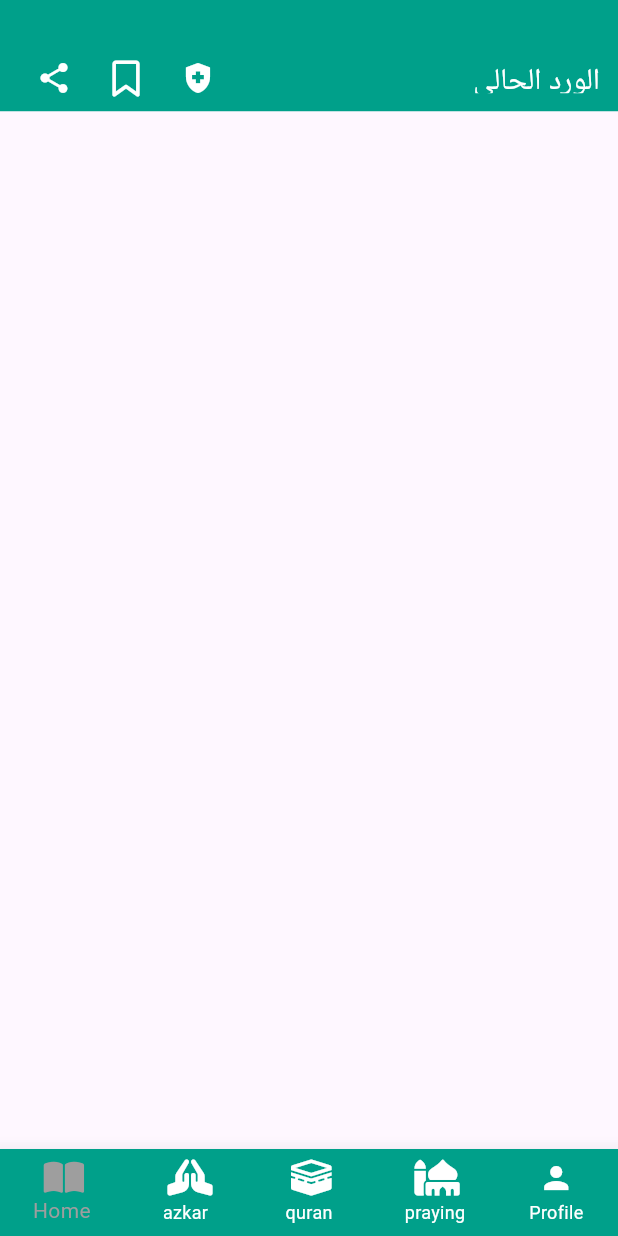
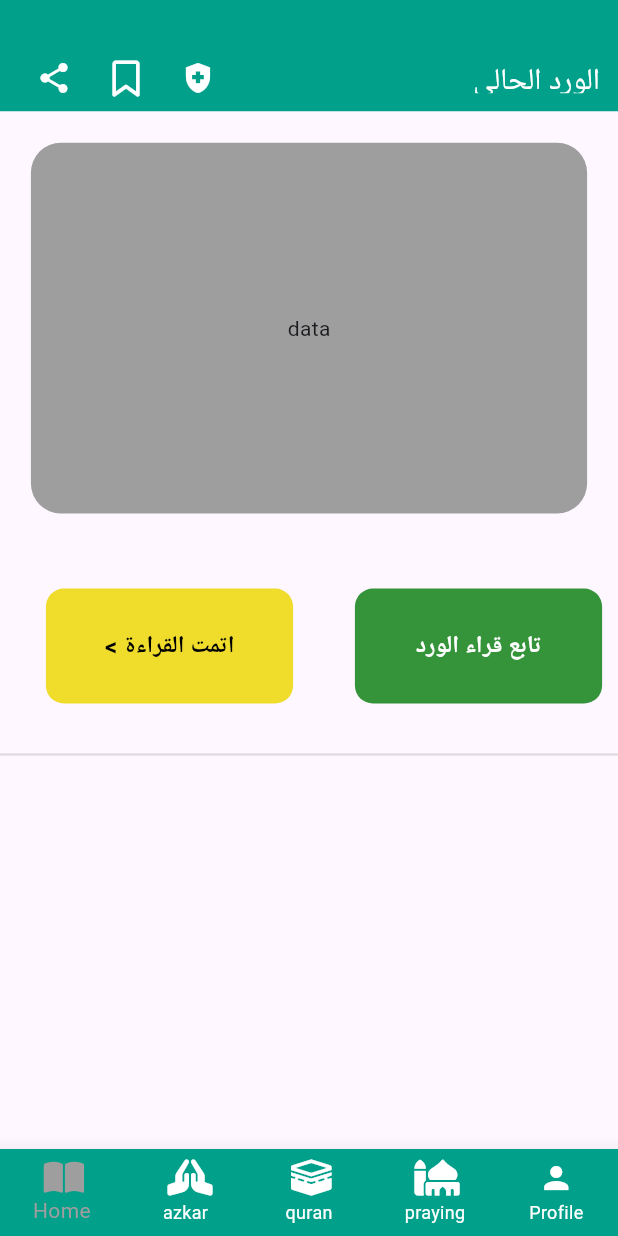
Before and after one commit to hazzemSaid/quran_app, a Flutter app: the bottomNavigation screen opened by its route, on a phone screen of 412 x 824 dp. Run offline on Flutter 3.47's test engine with Material 3 defaults, Android fonts, the phone set to English and light mode, and no system bars; our stand-ins replace font_awesome_flutter, go_router, google_fonts; missing offline and left inert: keyboard_avoider; Roboto replaces fonts that are missing (Tajawal).

Commit message:
Refactor home screen layout by introducing new components for improved structure and user interaction

```diff
--- a/lib/features/home/presentation/widgets/homescreen.dart
+++ b/lib/features/home/presentation/widgets/homescreen.dart
@@ -11,12 +11,133 @@ class homescreen extends StatelessWidget {
   @override
   Widget build(BuildContext context) {
     return Column(
-      crossAxisAlignment: CrossAxisAlignment.end,
       children: [
         SizedBox(
           width: double.infinity,
         ),
-        Container(
+        HomePageAppBar(),
+        quran_content(),
+        SizedBox(
+          height: 50,
+        ),
+        two_button_content(),
+        SizedBox(
+          height: 26,
+        ),
+        Divider(
+          color: Colors.black12,
+          thickness: 1.4,
+        ),
+      ],
+    );
+  }
+}
+
+class two_button_content extends StatelessWidget {
+  const two_button_content({
+    super.key,
+  });
+
+  @override
+  Widget build(BuildContext context) {
+    return Row(
+      mainAxisAlignment: MainAxisAlignment.spaceAround,
+      children: [
+        quran_content_button(
+          color_text: Colors.black,
+          color_use: const Color.fromARGB(255, 239, 220, 43),
+          text_content: '< اتمت القراءة',
+        ),
+        quran_content_button(
+          color_text: Colors.white,
+          text_content: "تابع قراء الورد",
+          color_use: const Color.fromARGB(255, 53, 147, 57),
+        ),
+      ],
+    );
+  }
+}
+
+class quran_content_button extends StatelessWidget {
+  final String text_content;
+  final Color color_use;
+  final Color color_text;
+  const quran_content_button({
+    super.key,
+    required this.color_text,
+    required this.color_use,
+    required this.text_content,
+  });
+
+  @override
+  Widget build(BuildContext context) {
+    return GestureDetector(
+      child: Container(
+        margin: EdgeInsets.only(left: 20),
+        width: MediaQuery.sizeOf(context).width * 0.4,
+        height: MediaQuery.sizeOf(context).height * 0.093,
+        decoration: BoxDecoration(
+          color: color_use,
+          borderRadius: BorderRadius.circular(12),
+        ),
+        child: Column(
+          mainAxisAlignment: MainAxisAlignment.center,
+          crossAxisAlignment: CrossAxisAlignment.center,
+          children: [
+            SizedBox(
+              width: double.infinity,
+            ),
+            Text(
+              text_content,
+              style: Appconstrains.tajawal_bold.copyWith(
+                color: color_text,
+                fontSize: 16,
+              ),
+            ),
+          ],
+        ),
+      ),
+    );
+  }
+}
+
+class quran_content extends StatelessWidget {
+  const quran_content({
+    super.key,
+  });
+
+  @override
+  Widget build(BuildContext context) {
+    return Container(
+      margin: EdgeInsets.only(top: 21),
+      width: MediaQuery.sizeOf(context).width * 0.9,
+      height: MediaQuery.sizeOf(context).height * 0.3,
+      decoration: BoxDecoration(
+        color: Colors.grey,
+        borderRadius: BorderRadius.circular(20),
+      ),
+      child: Column(
+        mainAxisAlignment: MainAxisAlignment.center,
+        crossAxisAlignment: CrossAxisAlignment.center,
+        children: [
+          SizedBox(
+            width: double.infinity,
+          ),
+          Text('data'),
+        ],
+      ),
+    );
+  }
+}
+
+class HomePageAppBar extends StatelessWidget {
+  const HomePageAppBar({
+    super.key,
+  });
+
+  @override
+  Widget build(BuildContext context) {
+    return Container(
       padding: EdgeInsets.all(12),
       height: MediaQuery.sizeOf(context).height * 0.09,
       width: double.infinity,
@@ -31,8 +152,7 @@ class homescreen extends StatelessWidget {
               children: [
                 IconButton(
                   onPressed: () {},
-                      icon: Icon(Icons.share,
-                          color: Appconstrains.secondaryColor),
+                  icon: Icon(Icons.share, color: Appconstrains.secondaryColor),
                 ),
                 IconButton(
                   onPressed: () {},
@@ -58,11 +178,6 @@ class homescreen extends StatelessWidget {
           ],
         ),
       ),
-        ),
-        SizedBox(
-          width: double.infinity,
-        )
-      ],
     );
   }
 }
```
Lines whose indentation alone changed are shown as unchanged.
